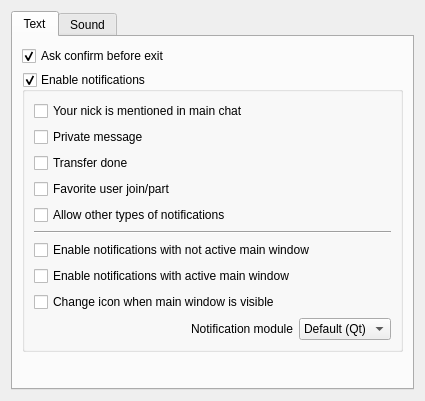
First picture: the form in eiskaltdcpp-qt/ui/UISettingsNotification.ui, repository eiskaltdcpp/eiskaltdcpp, before the edit.
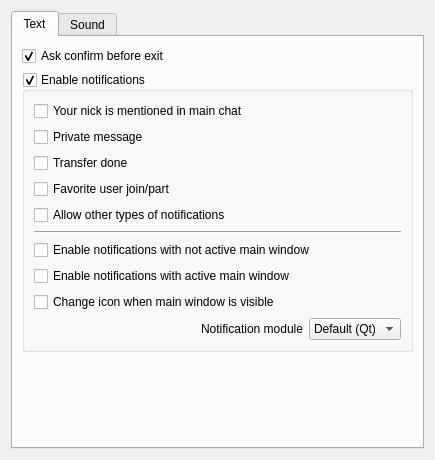
Second picture: the form after the edit. Custom widgets are drawn as their Qt base class.

What changed in the file:
```diff
--- a/eiskaltdcpp-qt/ui/UISettingsNotification.ui
+++ b/eiskaltdcpp-qt/ui/UISettingsNotification.ui
@@ -6,8 +6,8 @@
    <rect>
     <x>0</x>
     <y>0</y>
-    <width>425</width>
-    <height>401</height>
+    <width>435</width>
+    <height>460</height>
    </rect>
   </property>
   <property name="windowTitle">
```
Left out of the diff: 68 changed lines with no effect on the pictures.
